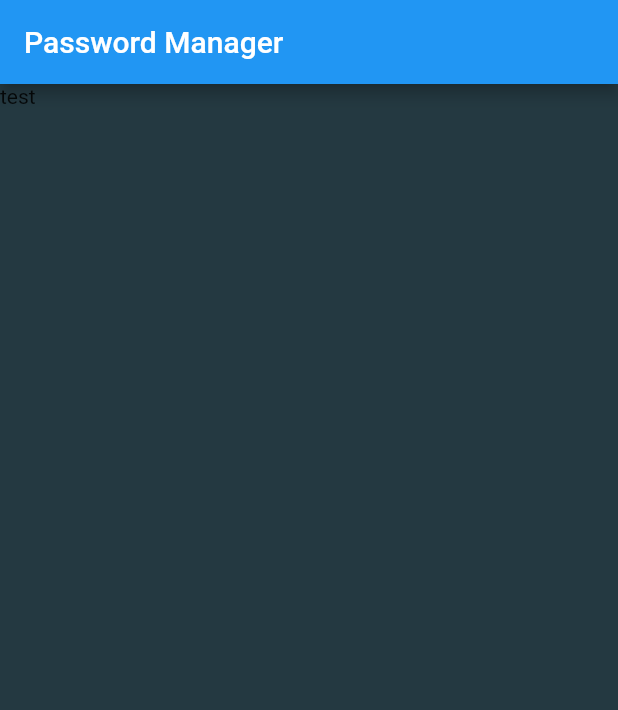
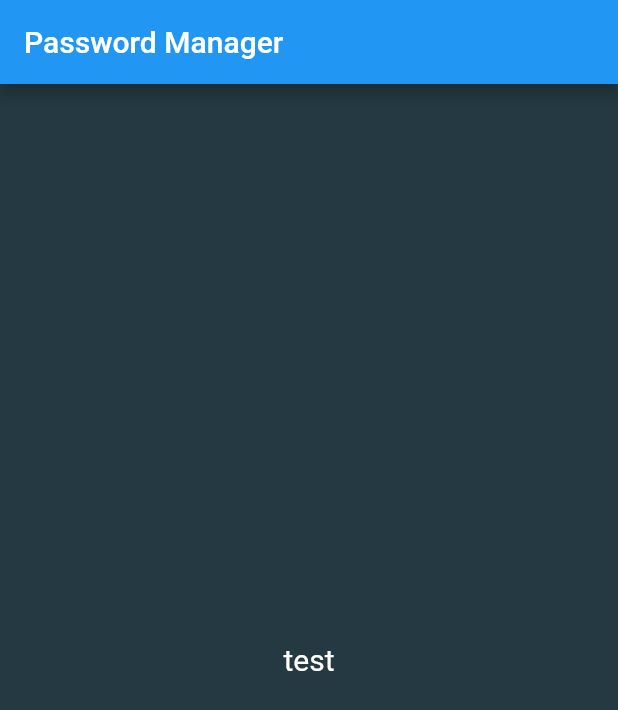
Before and after one commit to tuimac/pwd-manager, a Flutter app: the ManagePassword screen opened by its route, on a phone screen of 412 x 824 dp. Shown: the top 710 px of the screen. Run offline on Flutter 3.47's test engine with Material 2 defaults, Android fonts, the phone set to English and light mode, and no system bars; our stand-ins replace go_router, loading_animation_widget; missing offline and left inert: minio_new.

```diff
--- a/app/lib/widgets/managePwdWidget.dart
+++ b/app/lib/widgets/managePwdWidget.dart
@@ -1,6 +1,5 @@
 // ignore: file_names
 import 'package:flutter/material.dart';
-import 'package:loading_animation_widget/loading_animation_widget.dart';
 
 class ManagePassword extends StatefulWidget {
   const ManagePassword({Key? key}) : super(key: key);
@@ -21,6 +20,8 @@ class _ManagePasswordState extends State<ManagePassword> {
 
     return Scaffold(
         appBar: AppBar(title: const Text('Password Manager')),
-        body: const Text('test'));
+        body: const Center(
+            child: Text('test',
+                style: TextStyle(fontSize: 20, color: Colors.white))));
   }
 }
```
Also changed, not shown: app/lib/widgets/listPwdWidgets.dart (+10 -6 lines).
